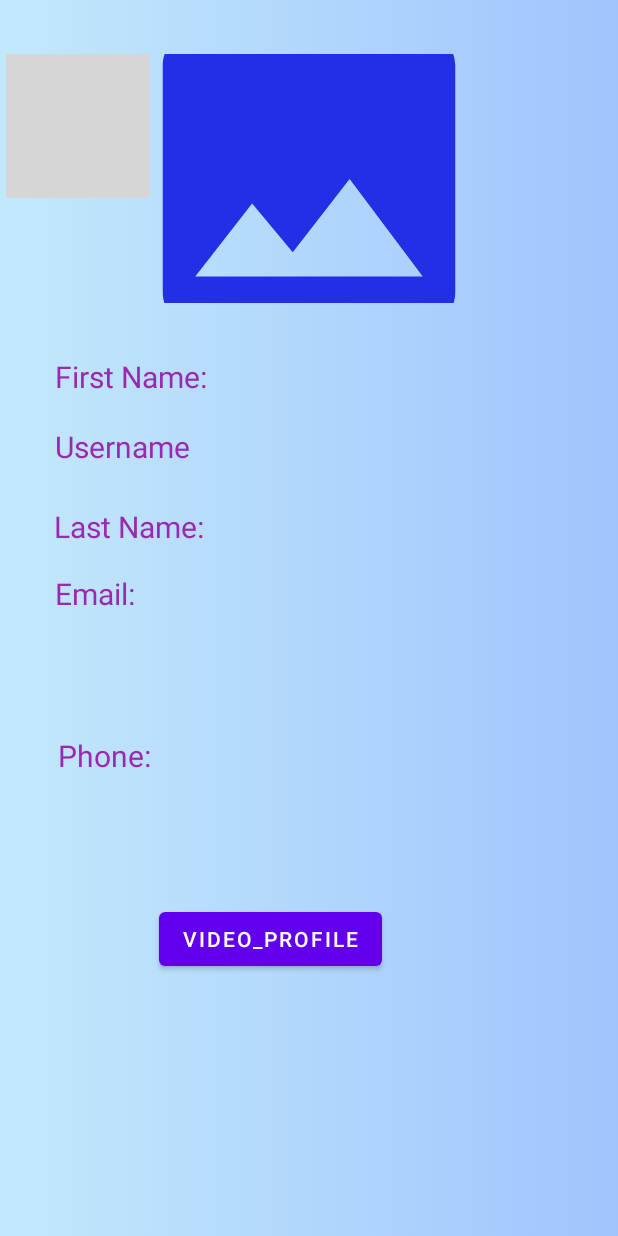
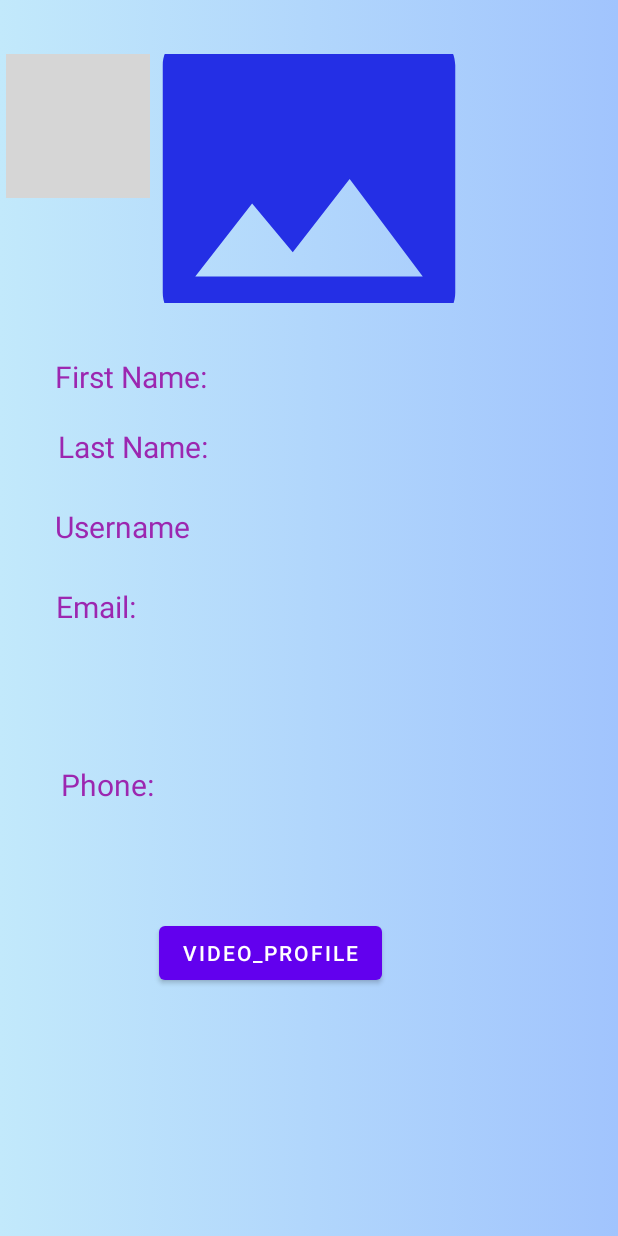
Before and after one commit to darsam44/Challenge, an Android app: the Other_user_profile screen opened directly, with no data from a screen before it, on a phone screen of 412 x 824 dp. Run offline under Robolectric (Android 15) with nearby library versions, the phone set to English and light mode, and no system bars; our stand-ins replace Firebase (no records; nobody signed in at launch, a user with empty details on screens opened directly), Picasso; Roboto replaces fonts that are not available here; grey boxes are pictures that could not be loaded.

```diff
--- a/app/src/main/java/com/example/challenge/Acvtivities/DATA/FireBaseData.java
+++ b/app/src/main/java/com/example/challenge/Acvtivities/DATA/FireBaseData.java
@@ -2,13 +2,17 @@ package com.example.challenge.Acvtivities.DATA;
 
 import com.google.firebase.auth.FirebaseAuth;
 import com.google.firebase.database.DatabaseReference;
+import com.google.firebase.database.FirebaseDatabase;
 import com.google.firebase.firestore.FirebaseFirestore;
 
 public class FireBaseData {
    private FirebaseAuth fAuth;
-
+   private DatabaseReference reference_Users;
+    private DatabaseReference reference_Categories;
 
     public FireBaseData() {
+        reference_Users = FirebaseDatabase.getInstance().getReference("Users");
+        reference_Categories = FirebaseDatabase.getInstance().getReference("Categories");
         fAuth = FirebaseAuth.getInstance();
     }
 
@@ -20,5 +24,19 @@ public class FireBaseData {
         return fAuth.getCurrentUser().getUid();
     }
 
+    public DatabaseReference getReference_Users() {
+        return reference_Users;
+    }
 
+    public void setReference_Users(DatabaseReference reference_Users) {
+        this.reference_Users = reference_Users;
+    }
+
+    public DatabaseReference getReference_Categories() {
+        return reference_Categories;
+    }
+
+    public void setReference_Categories(DatabaseReference reference_Categories) {
+        this.reference_Categories = reference_Categories;
+    }
 }
--- a/app/src/main/res/layout/activity_other_user_profile.xml
+++ b/app/src/main/res/layout/activity_other_user_profile.xml
@@ -14,15 +14,16 @@
         android:layout_height="29dp"
         android:layout_marginStart="35dp"
         android:layout_marginLeft="35dp"
-        android:layout_marginTop="15dp"
+        android:layout_marginTop="24dp"
         android:layout_marginEnd="41dp"
         android:layout_marginRight="41dp"
         android:text="Email:"
         android:textColor="#9C27B0"
         android:textSize="20dp"
         app:layout_constraintEnd_toStartOf="@+id/O_Email_p"
+        app:layout_constraintHorizontal_bias="1.0"
         app:layout_constraintStart_toStartOf="parent"
-        app:layout_constraintTop_toBottomOf="@+id/O_Last_name" />
+        app:layout_constraintTop_toBottomOf="@+id/O_Username" />
 
     <TextView
         android:id="@+id/O_Phone"
@@ -30,15 +31,16 @@
         android:layout_height="29dp"
         android:layout_marginStart="37dp"
         android:layout_marginLeft="37dp"
-        android:layout_marginTop="33dp"
+        android:layout_marginTop="44dp"
         android:layout_marginEnd="56dp"
         android:layout_marginRight="56dp"
-        android:layout_marginBottom="260dp"
+        android:layout_marginBottom="240dp"
         android:text="Phone:"
         android:textColor="#9C27B0"
         android:textSize="20dp"
         app:layout_constraintBottom_toBottomOf="parent"
         app:layout_constraintEnd_toStartOf="@+id/O_Phone_p"
+        app:layout_constraintHorizontal_bias="1.0"
         app:layout_constraintStart_toStartOf="parent"
         app:layout_constraintTop_toBottomOf="@+id/O_Email" />
 
@@ -46,33 +48,33 @@
         android:id="@+id/O_Last_name"
         android:layout_width="120dp"
         android:layout_height="29dp"
-        android:layout_marginStart="35dp"
-        android:layout_marginLeft="35dp"
-        android:layout_marginTop="24dp"
-        android:layout_marginEnd="42dp"
-        android:layout_marginRight="42dp"
+        android:layout_marginStart="38dp"
+        android:layout_marginLeft="38dp"
+        android:layout_marginTop="17dp"
+        android:layout_marginEnd="41dp"
+        android:layout_marginRight="41dp"
         android:text="Last Name:"
         android:textColor="#9C27B0"
         android:textSize="20dp"
-        app:layout_constraintEnd_toStartOf="@+id/O_UserName_p"
+        app:layout_constraintEnd_toStartOf="@+id/O_LastName_p"
         app:layout_constraintStart_toStartOf="parent"
-        app:layout_constraintTop_toBottomOf="@+id/O_Username" />
+        app:layout_constraintTop_toBottomOf="@+id/O_First_name" />
 
     <TextView
         android:id="@+id/O_Username"
         android:layout_width="120dp"
         android:layout_height="29dp"
-        android:layout_marginStart="35dp"
-        android:layout_marginLeft="35dp"
-        android:layout_marginTop="17dp"
+        android:layout_marginStart="36dp"
+        android:layout_marginLeft="36dp"
+        android:layout_marginTop="24dp"
         android:layout_marginEnd="42dp"
         android:layout_marginRight="42dp"
         android:text="Username"
         android:textColor="#9C27B0"
         android:textSize="20dp"
-        app:layout_constraintEnd_toStartOf="@+id/O_LastName_p"
+        app:layout_constraintEnd_toStartOf="@+id/O_UserName_p"
         app:layout_constraintStart_toStartOf="parent"
-        app:layout_constraintTop_toBottomOf="@+id/O_First_name" />
+        app:layout_constraintTop_toBottomOf="@+id/O_Last_name" />
 
     <ImageView
         android:id="@+id/O_image_profile"
@@ -115,10 +117,10 @@
         android:id="@+id/O_Phone_p"
         android:layout_width="140dp"
         android:layout_height="29dp"
-        android:layout_marginTop="24dp"
-        android:layout_marginEnd="73dp"
-        android:layout_marginRight="73dp"
-        android:layout_marginBottom="260dp"
+        android:layout_marginTop="44dp"
+        android:layout_marginEnd="72dp"
+        android:layout_marginRight="72dp"
+        android:layout_marginBottom="240dp"
         android:text="Phone"
         android:textSize="20sp"
         app:layout_constraintBottom_toBottomOf="parent"
@@ -139,11 +141,11 @@
 
     <TextView
         android:id="@+id/O_Email_p"
-        android:layout_width="140dp"
+        android:layout_width="205dp"
         android:layout_height="29dp"
         android:layout_marginTop="24dp"
-        android:layout_marginEnd="73dp"
-        android:layout_marginRight="73dp"
+        android:layout_marginEnd="8dp"
+        android:layout_marginRight="8dp"
         android:text="Email"
         android:textSize="20sp"
         app:layout_constraintEnd_toEndOf="parent"
--- a/app/src/main/res/layout/activity_profile.xml
+++ b/app/src/main/res/layout/activity_profile.xml
@@ -149,11 +149,11 @@
 
     <TextView
         android:id="@+id/Email_p"
-        android:layout_width="140dp"
+        android:layout_width="225dp"
         android:layout_height="29dp"
         android:layout_marginTop="20dp"
-        android:layout_marginEnd="100dp"
-        android:layout_marginRight="100dp"
+        android:layout_marginEnd="10dp"
+        android:layout_marginRight="10dp"
         android:text="Email"
         android:textSize="20sp"
         app:layout_constraintEnd_toEndOf="parent"
```
Also changed, not shown: app/src/main/java/com/example/challenge/Acvtivities/Activities/Login.java (+1 -7 lines), app/src/main/java/com/example/challenge/Acvtivities/Activities/Main_Page.java (+4 -4 lines), app/src/main/res/layout/activity_main.xml (+0 -10 lines).
